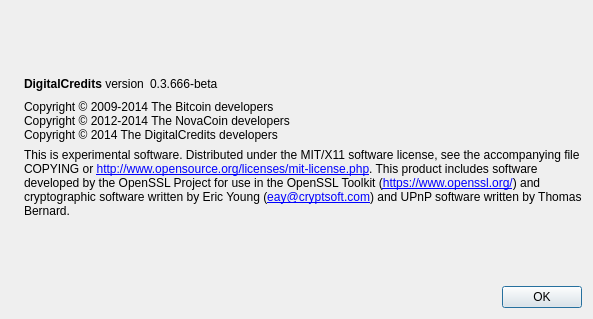
The window that src/qt/forms/aboutdialog.ui (intristin/digitalcredits) describes before a commit, drawn with Qt 5.
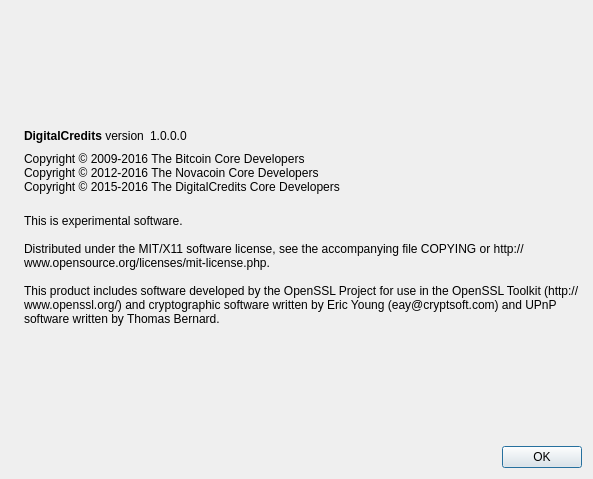
The same window after the commit. Icons and pictures are not drawn.

```diff
--- a/src/qt/forms/aboutdialog.ui
+++ b/src/qt/forms/aboutdialog.ui
@@ -7,7 +7,7 @@
     <x>0</x>
     <y>0</y>
     <width>593</width>
-    <height>319</height>
+    <height>479</height>
    </rect>
   </property>
   <property name="windowTitle">
@@ -63,7 +63,7 @@
           <cursorShape>IBeamCursor</cursorShape>
          </property>
          <property name="text">
-          <string notr="true">0.3.666-beta</string>
+          <string notr="true">1.0.0.0</string>
          </property>
          <property name="textInteractionFlags">
           <set>Qt::LinksAccessibleByMouse|Qt::TextSelectableByKeyboard|Qt::TextSelectableByMouse</set>
@@ -91,9 +91,9 @@
         <cursorShape>IBeamCursor</cursorShape>
        </property>
        <property name="text">
-        <string>Copyright © 2009-2014 The Bitcoin developers
-Copyright © 2012-2014 The NovaCoin developers
-Copyright © 2014 The DigitalCredits developers</string>
+        <string>Copyright © 2009-2016 The Bitcoin Core Developers
+Copyright © 2012-2016 The Novacoin Core Developers
+Copyright © 2015-2016 The DigitalCredits Core Developers</string>
        </property>
        <property name="textInteractionFlags">
         <set>Qt::LinksAccessibleByMouse|Qt::TextSelectableByKeyboard|Qt::TextSelectableByMouse</set>
@@ -109,12 +109,9 @@
         <string>
 This is experimental software.
 
-Distributed under the MIT/X11 software license, see the accompanying file COPYING or &lt;a href=&quot;http://www.opensource.org/licenses/mit-license.php&quot;&gt;http://www.opensource.org/licenses/mit-license.php&lt;/a&gt;.
+Distributed under the MIT/X11 software license, see the accompanying file COPYING or http://www.opensource.org/licenses/mit-license.php.
 
-This product includes software developed by the OpenSSL Project for use in the OpenSSL Toolkit (&lt;a href=&quot;https://www.openssl.org/&quot;&gt;https://www.openssl.org/&lt;/a&gt;) and cryptographic software written by Eric Young (&lt;a href=&quot;mailto:eay@cryptsoft.com&quot;&gt;eay@cryptsoft.com&lt;/a&gt;) and UPnP software written by Thomas Bernard.</string>
-       </property>
-       <property name="textFormat">
-        <enum>Qt::RichText</enum>
+This product includes software developed by the OpenSSL Project for use in the OpenSSL Toolkit (http://www.openssl.org/) and cryptographic software written by Eric Young (eay@cryptsoft.com) and UPnP software written by Thomas Bernard.</string>
        </property>
        <property name="wordWrap">
         <bool>true</bool>
```
